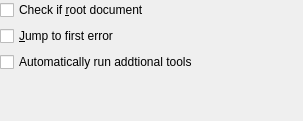
Before: the Qt Designer form src/widgets/latextoolconfigwidget.ui in KDE/kile, drawn with Qt 5.
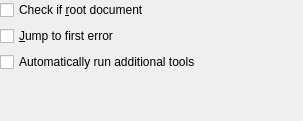
After: the same form once the commit is applied.

Commit message: Fix typo reported by Yuri Chornoivan

```diff
--- a/src/widgets/latextoolconfigwidget.ui
+++ b/src/widgets/latextoolconfigwidget.ui
@@ -45,7 +45,7 @@
       <string>Automatically run Asymptote, BibTeX, MakeIndex and rerun LaTeX when necessary</string>
      </property>
      <property name="text" >
-      <string>Automatically run addtional tools</string>
+      <string>Automatically run additional tools</string>
      </property>
     </widget>
    </item>
```
